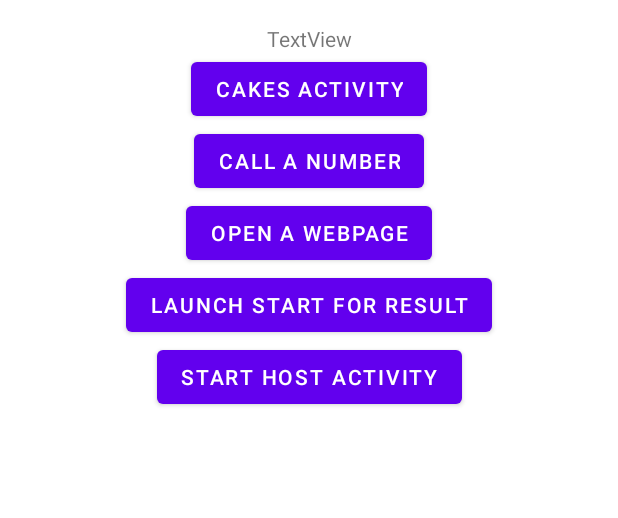
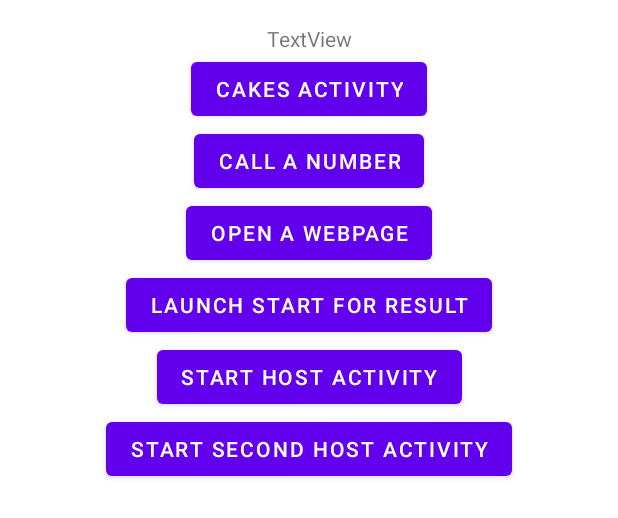
Before and after one commit to magdamiu/AndroidFundamentalsFall2021, an Android app: the layout activity_learn.xml on its own in the app's theme, with its tools: preview values and no code run, on a phone screen of 412 x 824 dp. Shown: the top 518 px of the screen. Run offline under Robolectric (Android 15) with nearby library versions, the phone set to English and light mode, and no system bars.

Commit message:
add dynamically a fragment inside of a host activity

```diff
--- a/app/src/main/AndroidManifest.xml
+++ b/app/src/main/AndroidManifest.xml
@@ -11,6 +11,9 @@
         android:roundIcon="@mipmap/ic_launcher_round"
         android:supportsRtl="true"
         android:theme="@style/Theme.AndroidFundamentalsFall2021">
+        <activity
+            android:name=".fragment.SecondHostActivity"
+            android:exported="false" />
         <activity
             android:name=".fragment.HostActivity"
             android:exported="false" />
@@ -31,7 +34,7 @@
             android:exported="false" />
         <activity
             android:name=".MainActivity"
-            android:exported="true"></activity>
+            android:exported="true" />
     </application>
 
 </manifest>
--- a/app/src/main/java/com/magdamiu/androidfundamentalsfall2021/LearnActivity.java
+++ b/app/src/main/java/com/magdamiu/androidfundamentalsfall2021/LearnActivity.java
@@ -15,6 +15,7 @@ import android.view.View;
 import android.widget.Toast;
 
 import com.magdamiu.androidfundamentalsfall2021.fragment.HostActivity;
+import com.magdamiu.androidfundamentalsfall2021.fragment.SecondHostActivity;
 
 public class LearnActivity extends AppCompatActivity {
     public static final String MESSAGE = "message";
@@ -128,4 +129,9 @@ public class LearnActivity extends AppCompatActivity {
         Intent startHostActivity = new Intent(LearnActivity.this, HostActivity.class);
         startActivity(startHostActivity);
     }
+
+    public void startSecondHostActivity(View view) {
+        Intent startSecondActivity = new Intent(LearnActivity.this, SecondHostActivity.class);
+        startActivity(startSecondActivity);
+    }
 }
--- a/app/src/main/res/layout/activity_learn.xml
+++ b/app/src/main/res/layout/activity_learn.xml
@@ -67,5 +67,15 @@
         app:layout_constraintStart_toStartOf="parent"
         app:layout_constraintTop_toBottomOf="@+id/button8" />
 
+    <Button
+        android:id="@+id/button10"
+        android:layout_width="wrap_content"
+        android:layout_height="wrap_content"
+        android:text="@string/start_second_host_activity"
+        android:onClick="startSecondHostActivity"
+        app:layout_constraintEnd_toEndOf="parent"
+        app:layout_constraintStart_toStartOf="parent"
+        app:layout_constraintTop_toBottomOf="@+id/button9" />
+
 
 </androidx.constraintlayout.widget.ConstraintLayout>
--- a/app/src/main/res/values/strings.xml
+++ b/app/src/main/res/values/strings.xml
@@ -54,4 +54,6 @@ ConstraintLayout* - position and size widgets in a flexible way
     <!-- TODO: Remove or change this placeholder text -->
     <string name="hello_blank_fragment">Hello blank fragment</string>
     <string name="start_host_activity">Start Host Activity</string>
+    <string name="start_second_host_activity">Start Second Host Activity</string>
+    <string name="second_activity_label">This is the SecondHostActivity (dynamic fragment added)</string>
 </resources>
```
Also changed, not shown: app/src/main/java/com/magdamiu/androidfundamentalsfall2021/fragment/SecondHostActivity.java (added, +26 -0 lines), app/src/main/res/layout/activity_second_host.xml (added, +34 -0 lines).
